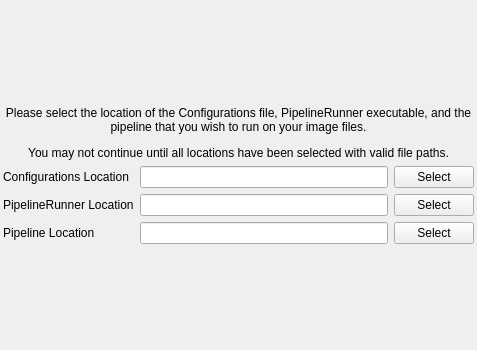
The window that MDCTool/Source/MDCTool/UI_Files/D3DInfoPage.ui (BlueQuartzSoftware/MDCToolbox) describes before a commit, drawn with Qt 5.
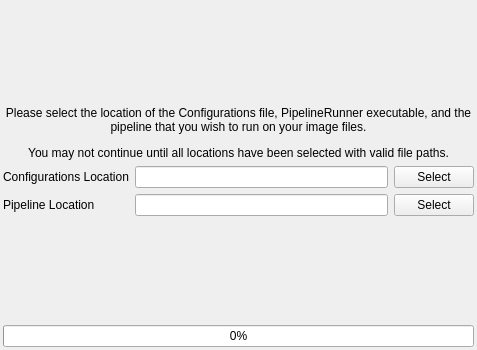
The same window after the commit.

Commit message: Adding SendToExtTool page.  Adding other minor tweaks.

Diff of the .ui file:
```diff
--- a/MDCTool/Source/MDCTool/UI_Files/D3DInfoPage.ui
+++ b/MDCTool/Source/MDCTool/UI_Files/D3DInfoPage.ui
@@ -57,15 +57,8 @@
      <property name="topMargin">
       <number>0</number>
      </property>
-     <item row="3" column="0">
-      <widget class="QLabel" name="label_2">
-       <property name="text">
-        <string>Pipeline Location</string>
-       </property>
-      </widget>
-     </item>
-     <item row="3" column="2">
-      <widget class="QPushButton" name="pipelineSelectBtn">
+     <item row="1" column="2">
+      <widget class="QPushButton" name="configSelectBtn">
        <property name="text">
         <string>Select</string>
        </property>
@@ -77,19 +70,6 @@
        </property>
       </widget>
      </item>
-     <item row="2" column="0">
-      <widget class="QLabel" name="label">
-       <property name="text">
-        <string>PipelineRunner Location</string>
-       </property>
-      </widget>
-     </item>
-     <item row="2" column="1">
-      <widget class="QLineEdit" name="pipelineRunnerLineEdit"/>
-     </item>
-     <item row="3" column="1">
-      <widget class="QLineEdit" name="pipelineLineEdit"/>
-     </item>
      <item row="1" column="0">
       <widget class="QLabel" name="label_5">
        <property name="text">
@@ -100,21 +80,15 @@
      <item row="1" column="1">
       <widget class="QLineEdit" name="configLineEdit"/>
      </item>
+     <item row="2" column="0">
+      <widget class="QLabel" name="label_2">
+       <property name="text">
+        <string>Pipeline Location</string>
+       </property>
+      </widget>
+     </item>
      <item row="2" column="2">
-      <widget class="QPushButton" name="pipelineRunnerSelectBtn">
-       <property name="text">
-        <string>Select</string>
-       </property>
-       <property name="autoDefault">
-        <bool>false</bool>
-       </property>
-       <property name="default">
-        <bool>false</bool>
-       </property>
-      </widget>
-     </item>
-     <item row="1" column="2">
-      <widget class="QPushButton" name="configSelectBtn">
+      <widget class="QPushButton" name="pipelineSelectBtn">
        <property name="text">
         <string>Select</string>
        </property>
@@ -126,6 +100,9 @@
        </property>
       </widget>
      </item>
+     <item row="2" column="1">
+      <widget class="QLineEdit" name="pipelineLineEdit"/>
+     </item>
     </layout>
    </item>
    <item>
@@ -141,6 +118,13 @@
      </property>
     </spacer>
    </item>
+   <item>
+    <widget class="QProgressBar" name="progressBar">
+     <property name="value">
+      <number>0</number>
+     </property>
+    </widget>
+   </item>
   </layout>
  </widget>
  <resources/>
```
The commit also changes 13 other files.
